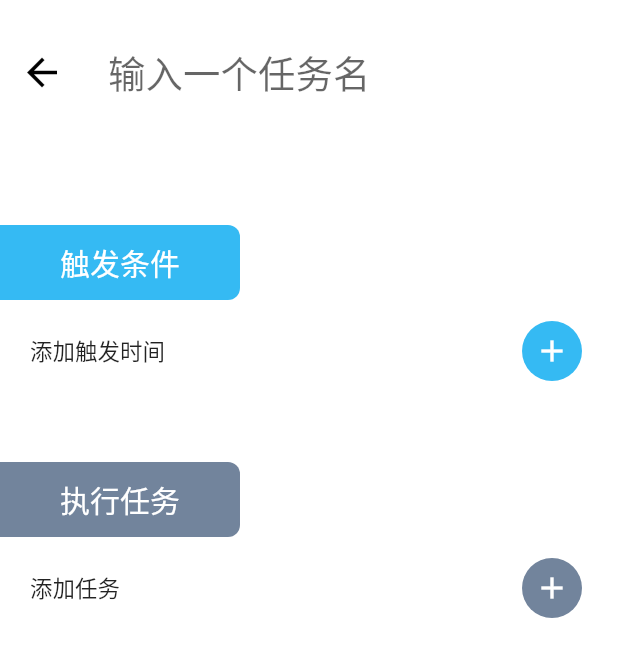
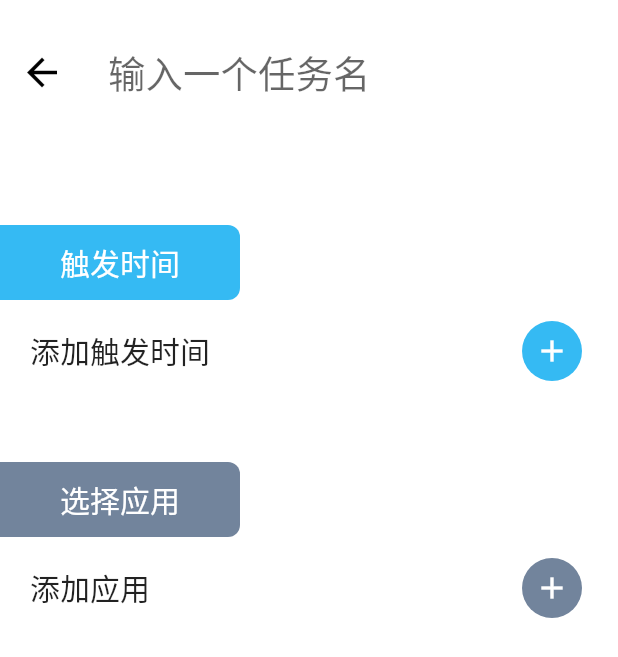
Before and after one commit to FlodCoding/Task-J, a Flutter app: the TaskDetailPage screen opened by its route, on a phone screen of 412 x 824 dp. Shown: the top 657 px of the screen. Run offline on Flutter 3.47's test engine with Material 2 defaults, Android fonts, the phone set to English and light mode, and no system bars; Roboto replaces fonts that are missing (PingFang).

Commit message:
应用图标名称显示

```diff
--- a/lib/model/bean/TaskItemBean.dart
+++ b/lib/model/bean/TaskItemBean.dart
@@ -1,3 +1,5 @@
+import 'dart:typed_data';
+
 import 'package:flutter/material.dart';
 
 class TaskItemBean {
@@ -16,7 +18,8 @@ class TimeBean {
   TimeBean({List<bool> repeatInWeek, DateTime dateTime, TimeOfDay timeOfDay}) {
     this._repeatInWeek = repeatInWeek;
     if (timeOfDay != null) {
-      this._dateTime = DateTime(dateTime.year, dateTime.month, dateTime.day, timeOfDay.hour, timeOfDay.minute);
+      this._dateTime = DateTime(dateTime.year, dateTime.month, dateTime.day,
+          timeOfDay.hour, timeOfDay.minute);
     } else {
       this._dateTime = dateTime;
     }
@@ -35,13 +38,15 @@ class TimeBean {
     return "";
   }
 
-  static bool isEveryDay(List<bool> repeatInWeekList) => repeatInWeekList.every((element) => element);
+  static bool isEveryDay(List<bool> repeatInWeekList) =>
+      repeatInWeekList.every((element) => element);
 
   String format(BuildContext context) {
     bool isRepeat = _repeatInWeek.any((element) => element);
     String dateStr;
     if (isRepeat) {
-      dateStr = "${isEveryDay(_repeatInWeek) ? "" : "每"}${repeatInWeekStr(_repeatInWeek)}";
+      dateStr =
+          "${isEveryDay(_repeatInWeek) ? "" : "每"}${repeatInWeekStr(_repeatInWeek)}";
     } else {
       DateTime now = DateTime.now();
       if (_dateTime.day == now.day)
@@ -61,7 +66,8 @@ class TimeBean {
     bool isRepeat = _repeatInWeek.any((element) => element);
     String dateStr;
     if (isRepeat) {
-      dateStr = "${isEveryDay(_repeatInWeek) ? "" : "每"}${repeatInWeekStr(_repeatInWeek)}";
+      dateStr =
+          "${isEveryDay(_repeatInWeek) ? "" : "每"}${repeatInWeekStr(_repeatInWeek)}";
     } else {
       //TODO 有可能选完时间就过期
       DateTime now = DateTime.now();
@@ -88,12 +94,14 @@ class TimeBean {
 }
 
 class AppInfoBean {
-  Icon _appIcon;
   String _appName;
+  Uint8List _appIconBytes;
 
-  AppInfoBean(this._appIcon, this._appName);
+  AppInfoBean(this._appName,this._appIconBytes, );
 
   String get appName => _appName;
 
-  Icon get appIcon => _appIcon;
+  Uint8List get appIconBytes => _appIconBytes;
+
+
 }
--- a/lib/page/TaskDetail.dart
+++ b/lib/page/TaskDetail.dart
@@ -1,6 +1,9 @@
+import 'dart:typed_data';
+
 import 'package:flutter/cupertino.dart';
 import 'package:flutter/material.dart';
 import 'package:task_j/model/bean/TaskItemBean.dart';
+import 'package:task_j/plugins/CallNative.dart';
 
 class TaskDetailPage extends StatefulWidget {
   @override
@@ -8,16 +11,20 @@ class TaskDetailPage extends StatefulWidget {
 }
 
 class TaskDetailPageState extends State<TaskDetailPage> {
-  bool conditionSet = false;
-  bool taskSet = false;
+  bool _conditionSet = false;
+  bool _taskSet = false;
 
   String _conditionStr;
-  String _taskStr;
+
+  //String _taskStr;
+
+  Uint8List _appIconBytes = Uint8List(0);
+  String _appName;
 
   @override
   void initState() {
     _conditionStr = "添加触发时间";
-    _taskStr = "添加任务";
+    _appName = "选择应用";
     super.initState();
   }
 
@@ -34,7 +41,8 @@ class TaskDetailPageState extends State<TaskDetailPage> {
                 maxLines: 1,
                 autofocus: false,
                 style: TextStyle(fontSize: 25),
-                decoration: InputDecoration(hintText: "输入一个任务名", border: InputBorder.none),
+                decoration: InputDecoration(
+                    hintText: "输入一个任务名", border: InputBorder.none),
               ),
               elevation: 0,
               backgroundColor: Colors.transparent,
@@ -61,16 +69,19 @@ class TaskDetailPageState extends State<TaskDetailPage> {
             Padding(
                 padding: EdgeInsets.only(bottom: 10, top: 50),
                 child: RaisedButton(
-                  padding: EdgeInsets.only(left: 40, right: 40, top: 10, bottom: 10),
+                  padding:
+                      EdgeInsets.only(left: 40, right: 40, top: 10, bottom: 10),
                   disabledColor: Color.fromARGB(0xFF, 53, 186, 243),
                   onPressed: null,
                   child: Text(
-                    "触发条件",
+                    "触发时间",
                     style: TextStyle(fontSize: 20, color: Colors.white),
                   ),
                   elevation: 10,
                   shape: RoundedRectangleBorder(
-                      borderRadius: BorderRadius.only(topRight: Radius.circular(8), bottomRight: Radius.circular(8))),
+                      borderRadius: BorderRadius.only(
+                          topRight: Radius.circular(8),
+                          bottomRight: Radius.circular(8))),
                 )),
             Padding(
                 padding: EdgeInsets.only(left: 20, right: 20),
@@ -79,19 +90,20 @@ class TaskDetailPageState extends State<TaskDetailPage> {
                     Expanded(
                         child: Text(
                       _conditionStr,
-                      style: TextStyle(fontSize: 15),
+                      style: TextStyle(fontSize: 20),
                     )),
                     FloatingActionButton(
                       elevation: 0,
                       onPressed: () async {
-                        dynamic  result = await Navigator.pushNamed(context, "/TimePickerPage");
+                        dynamic result = await Navigator.pushNamed(
+                            context, "/TimePickerPage");
                         if (result != null && result is TimeBean) {
                           setState(() {
+                            _conditionSet = true;
                             _conditionStr = result.format(context);
                           });
                         }
                         // showConditionDialog(context);
-
                       },
                       heroTag: "fab1",
                       backgroundColor: Color.fromARGB(0xFF, 53, 186, 243),
@@ -105,29 +117,49 @@ class TaskDetailPageState extends State<TaskDetailPage> {
             Padding(
                 padding: EdgeInsets.only(bottom: 10, top: 50),
                 child: RaisedButton(
-                  padding: EdgeInsets.only(left: 40, right: 40, top: 10, bottom: 10),
+                  padding:
+                      EdgeInsets.only(left: 40, right: 40, top: 10, bottom: 10),
                   disabledColor: Color.fromARGB(0xFF, 114, 132, 156),
                   onPressed: null,
                   child: Text(
-                    "执行任务",
+                    "选择应用",
                     style: TextStyle(fontSize: 20, color: Colors.white),
                   ),
                   elevation: 10,
                   shape: RoundedRectangleBorder(
-                      borderRadius: BorderRadius.only(topRight: Radius.circular(8), bottomRight: Radius.circular(8))),
+                      borderRadius: BorderRadius.only(
+                          topRight: Radius.circular(8),
+                          bottomRight: Radius.circular(8))),
                 )),
             Padding(
                 padding: EdgeInsets.only(left: 20, right: 20),
                 child: Row(
                   children: <Widget>[
+                    Visibility(
+                      child: Image.memory(
+                        _appIconBytes,
+                        width: 40,
+                        height: 40,
+                      ),
+                      visible: _taskSet,
+                    ),
                     Expanded(
                         child: Text(
-                      _taskStr,
-                      style: TextStyle(fontSize: 15),
+                      _taskSet ? "  $_appName" : "添加应用",
+                      style: TextStyle(fontSize: 20),
                     )),
                     FloatingActionButton(
                       elevation: 0,
-                      onPressed: () {},
+                      onPressed: () async {
+                        AppInfoBean appInfo = await CallNative.selectApp();
+                        if (appInfo != null) {
+                          setState(() {
+                            _taskSet = true;
+                            _appName = appInfo.appName;
+                            _appIconBytes = appInfo.appIconBytes;
+                          });
+                        }
+                      },
                       heroTag: "fab2",
                       child: Icon(Icons.add),
                       backgroundColor: Color.fromARGB(0xFF, 114, 132, 156),
@@ -138,6 +170,17 @@ class TaskDetailPageState extends State<TaskDetailPage> {
           ],
         ),
       ),
+      floatingActionButton: _conditionSet && _taskSet
+          ? Padding(
+              padding: EdgeInsets.only(bottom: 50),
+              child: FloatingActionButton(
+                onPressed: () {},
+                isExtended: false,
+                child: Icon(Icons.done),
+              ),
+            )
+          : null,
+      floatingActionButtonLocation: FloatingActionButtonLocation.centerFloat,
     );
   }
 
@@ -150,7 +193,9 @@ class TaskDetailPageState extends State<TaskDetailPage> {
                 SimpleDialogOption(
                   child: Row(
                     mainAxisAlignment: MainAxisAlignment.center,
-                    children: <Widget>[Text("定时", style: TextStyle(fontSize: 18))],
+                    children: <Widget>[
+                      Text("定时", style: TextStyle(fontSize: 18))
+                    ],
                   ),
                   onPressed: () {
                     //选择一个时间
--- /dev/null
+++ b/lib/plugins/CallNative.dart
@@ -0,0 +1,20 @@
+import 'dart:convert';
+
+import 'package:flutter/services.dart';
+import 'package:task_j/model/bean/TaskItemBean.dart';
+
+class CallNative {
+  static const _platform =
+      const MethodChannel('com.flod.task_j.android');
+
+  static Future<AppInfoBean> selectApp() async {
+    Map result = await _platform.invokeMethod('showInstallAppList');
+    if (result == null) {
+      return null;
+    } else {
+      var appName = result["appName"];
+      var appIconBytes = Base64Decoder().convert(result["appIconBytes"]);
+      return AppInfoBean(appName, appIconBytes);
+    }
+  }
+}
```
Also changed, not shown: lib/main.dart (+5 -57 lines), 1 other file.
